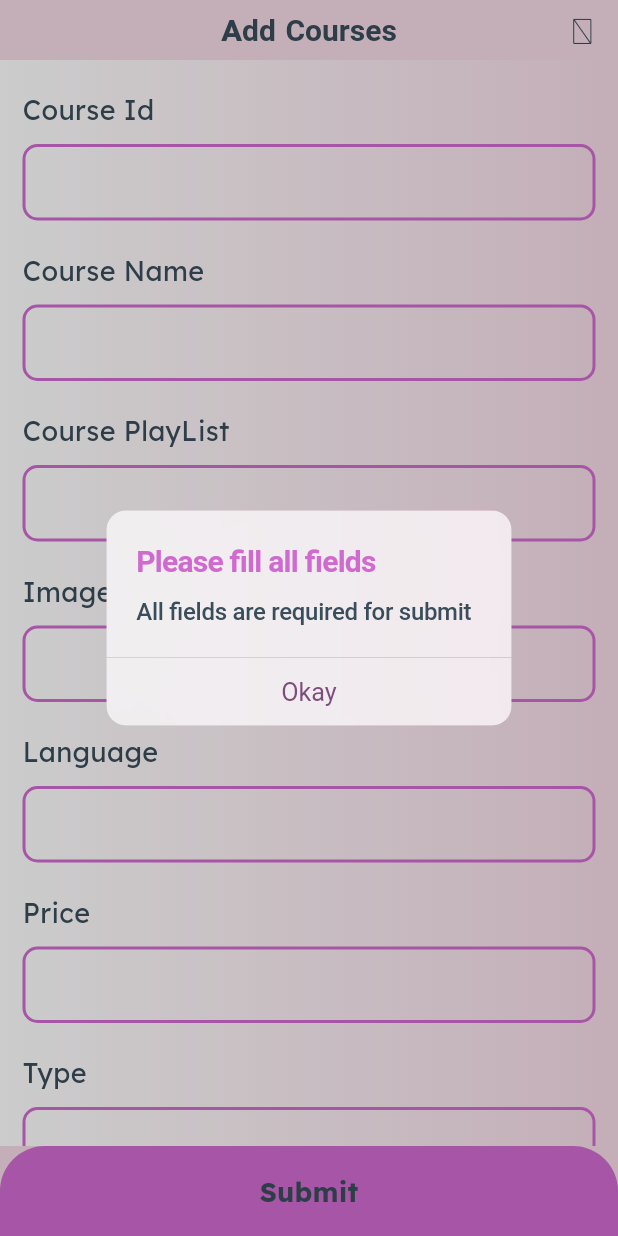
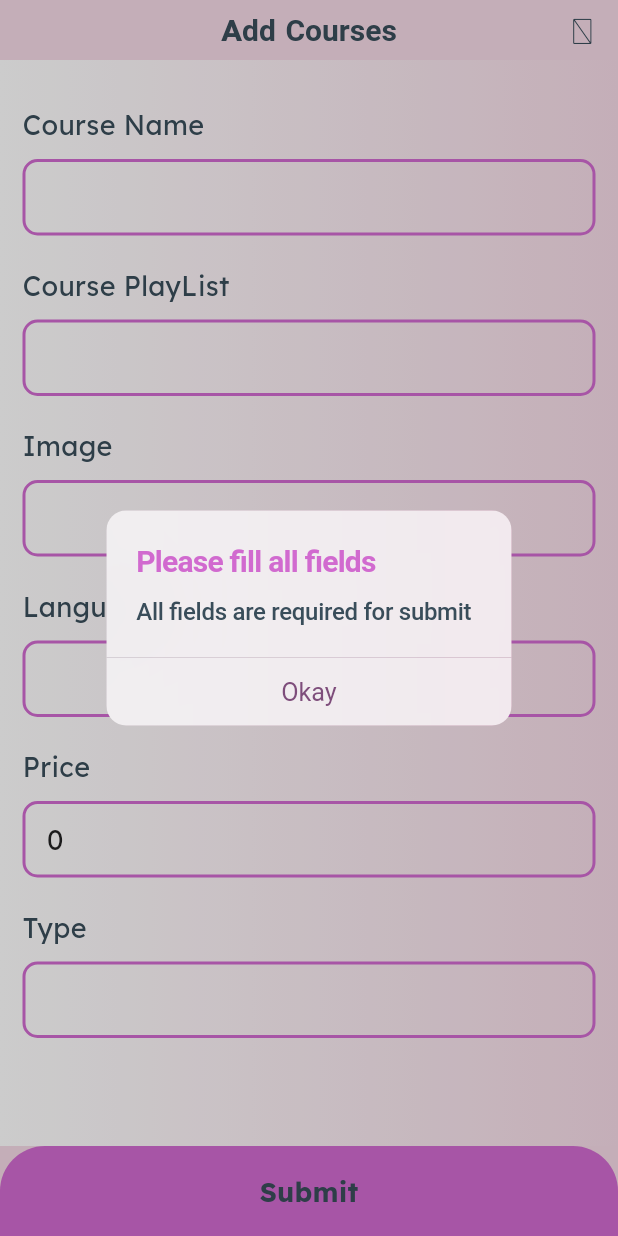
Before and after one commit to Amangupta9026/qwise, a Flutter app: the AdminPanel screen opened by its route, after a tap on "Submit", on a phone screen of 412 x 824 dp. Run offline on Flutter 3.47's test engine with Material 2 defaults, Android fonts, the phone set to English and light mode, and no system bars; our stand-ins replace cloud_firestore, dio, firebase_auth, firebase_core, firebase_messaging, firebase_storage and 12 more; missing offline and left inert: bard_api, bottom_bar_matu, carousel_animations, image_picker_pro, in_app_update, linkedin_login and 2 more; accounts and stored records are empty.

Commit message:
type change.

```diff
--- a/lib/admin/admin_provider/admin_add_category_notifier.dart
+++ b/lib/admin/admin_provider/admin_add_category_notifier.dart
@@ -5,41 +5,38 @@ import 'package:flutter_easyloading/flutter_easyloading.dart';
 import 'package:qwise/utils/file_collection.dart';
 
 class AdminAddCategoryNotifier extends ChangeNotifier {
-  TextEditingController courseIdController = TextEditingController();
   TextEditingController courseNameController = TextEditingController();
   TextEditingController coursePlaylistController = TextEditingController();
   TextEditingController imageController = TextEditingController();
   TextEditingController languageController = TextEditingController();
-  TextEditingController priceController = TextEditingController();
+  TextEditingController priceController = TextEditingController(
+    text: "0",
+  );
   TextEditingController typeController = TextEditingController();
 
   bool colorChange = false;
   final firestore = FirebaseFirestore.instance;
 
   void onButtonColorChange() {
-    if (courseIdController.text.isNotEmpty &&
-        courseNameController.text.isNotEmpty &&
+    if (courseNameController.text.isNotEmpty &&
         coursePlaylistController.text.isNotEmpty &&
         languageController.text.isNotEmpty &&
         priceController.text.isNotEmpty &&
         typeController.text.isNotEmpty) {
       colorChange = true;
-      notifyListeners();
     } else {
       colorChange = false;
-      notifyListeners();
     }
+    notifyListeners();
   }
 
   void onSubmitButton(BuildContext context) {
-    if (courseIdController.text.isNotEmpty &&
-        courseNameController.text.isNotEmpty &&
+    if (courseNameController.text.isNotEmpty &&
         coursePlaylistController.text.isNotEmpty &&
         languageController.text.isNotEmpty &&
         priceController.text.isNotEmpty &&
         typeController.text.isNotEmpty) {
       addAddCourseData(context);
-      notifyListeners();
     } else {
       showMyDialog(
         context,
@@ -50,7 +47,6 @@ class AdminAddCategoryNotifier extends ChangeNotifier {
         },
         istwobutton: false,
       );
-      notifyListeners();
     }
   }
 
@@ -62,10 +58,11 @@ class AdminAddCategoryNotifier extends ChangeNotifier {
         .limit(1)
         .get();
     final docId =
-        (int.tryParse(docRef.docs.first.data()['course_id']) ?? -1) + 1;
+        (int.tryParse(docRef.docs.first.data()['course_id'].toString()) ?? -1) +
+            1;
 
     await firestore.collection('course').doc(docId.toString()).set({
-      'course_id': docId.toString(),
+      'course_id': docId,
       'course_name': courseNameController.text,
       'course_playlist': coursePlaylistController.text,
       "image": imageController.text,
@@ -78,7 +75,6 @@ class AdminAddCategoryNotifier extends ChangeNotifier {
       'Successfully Course Added',
       '${courseNameController.text} is added, now you can see in client app',
       () {
-        courseIdController.clear();
         courseNameController.clear();
         coursePlaylistController.clear();
         imageController.clear();
--- a/lib/admin/admin_screen/admin_panel_screen.dart
+++ b/lib/admin/admin_screen/admin_panel_screen.dart
@@ -39,22 +39,11 @@ class AdminPanel extends StatelessWidget {
               padding: const EdgeInsets.fromLTRB(15.0, 20, 15, 60),
               child: Consumer<AdminAddCategoryNotifier>(
                   builder: (context, ref, child) {
+                ref.priceController.text = "0";
                 return Column(
                   crossAxisAlignment: CrossAxisAlignment.start,
                   children: [
-                    const TextWidget(
-                      text1: 'Course Id',
-                      size1: 18.0,
-                      fontWeight1: FontWeight.w400,
-                    ),
-                    const SizedBox(height: 10.0),
-                    TextFormFieldWidget(
-                      controller1: ref.courseIdController,
-                      onChanged1: (value) {
-                        ref.onButtonColorChange();
-                      },
-                    ),
-                    const SizedBox(height: 20),
+                    const SizedBox(height: 10),
                     const TextWidget(
                       text1: 'Course Name',
                       size1: 18.0,
--- a/lib/home/recommended_courses/recomended_courses.dart
+++ b/lib/home/recommended_courses/recomended_courses.dart
@@ -45,7 +45,9 @@ class RecommendedCourses extends StatelessWidget {
                         onTap: () {
                           context.pushNamed(RouteNames.courseDetails,
                               queryParameters: {
-                                "courseId": courses?[index]["course_id"] ?? ""
+                                "courseId":
+                                    courses?[index]["course_id"].toString() ??
+                                        ""
                               });
                         },
                         child: Card(
--- a/pubspec.yaml
+++ b/pubspec.yaml
@@ -38,7 +38,7 @@ dependencies:
   google_sign_in: ^6.1.2
   google_fonts: ^4.0.4 # http 1.0.0 in 4.0.5 which is not compatible with pod_player
   go_router: ^7.1.1
-  google_mobile_ads: ^3.0.0
+  # google_mobile_ads: ^3.0.0
 
   #L
   linkedin_login: ^2.2.1
```
Also changed, not shown: pubspec.lock.
